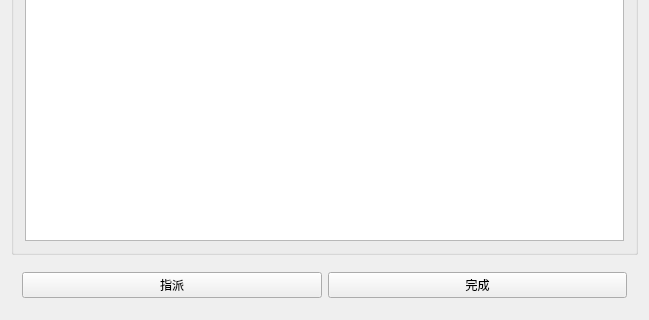
Before: the Qt Designer form TW/Assign_Section.ui in Shixuku/Tower-Visual, drawn with Qt 5; both pictures show x 0 to 649 and y 335 to 655 of the 649 by 655 pixel window.
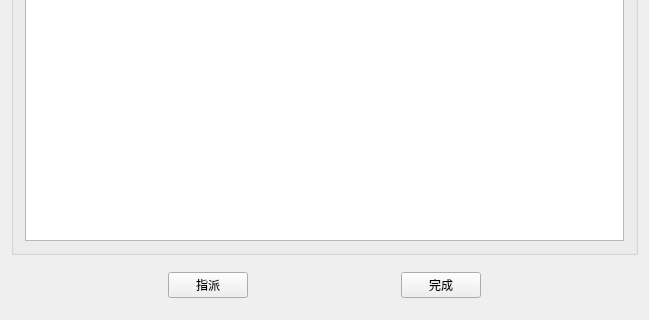
After: the same form once the commit is applied.

Patch:
```diff
--- a/TW/Assign_Section.ui
+++ b/TW/Assign_Section.ui
@@ -136,6 +136,19 @@
    <item>
     <widget class="QWidget" name="widget_2" native="true">
      <layout class="QHBoxLayout" name="horizontalLayout_4">
+      <item>
+       <spacer name="horizontalSpacer_5">
+        <property name="orientation">
+         <enum>Qt::Horizontal</enum>
+        </property>
+        <property name="sizeHint" stdset="0">
+         <size>
+          <width>40</width>
+          <height>20</height>
+         </size>
+        </property>
+       </spacer>
+      </item>
       <item>
        <widget class="QPushButton" name="btn_assign">
         <property name="text">
@@ -143,6 +156,19 @@
         </property>
        </widget>
       </item>
+      <item>
+       <spacer name="horizontalSpacer_4">
+        <property name="orientation">
+         <enum>Qt::Horizontal</enum>
+        </property>
+        <property name="sizeHint" stdset="0">
+         <size>
+          <width>40</width>
+          <height>20</height>
+         </size>
+        </property>
+       </spacer>
+      </item>
       <item>
        <widget class="QPushButton" name="btn_finish">
         <property name="text">
@@ -150,6 +176,19 @@
         </property>
        </widget>
       </item>
+      <item>
+       <spacer name="horizontalSpacer_6">
+        <property name="orientation">
+         <enum>Qt::Horizontal</enum>
+        </property>
+        <property name="sizeHint" stdset="0">
+         <size>
+          <width>40</width>
+          <height>20</height>
+         </size>
+        </property>
+       </spacer>
+      </item>
      </layout>
     </widget>
    </item>
```
